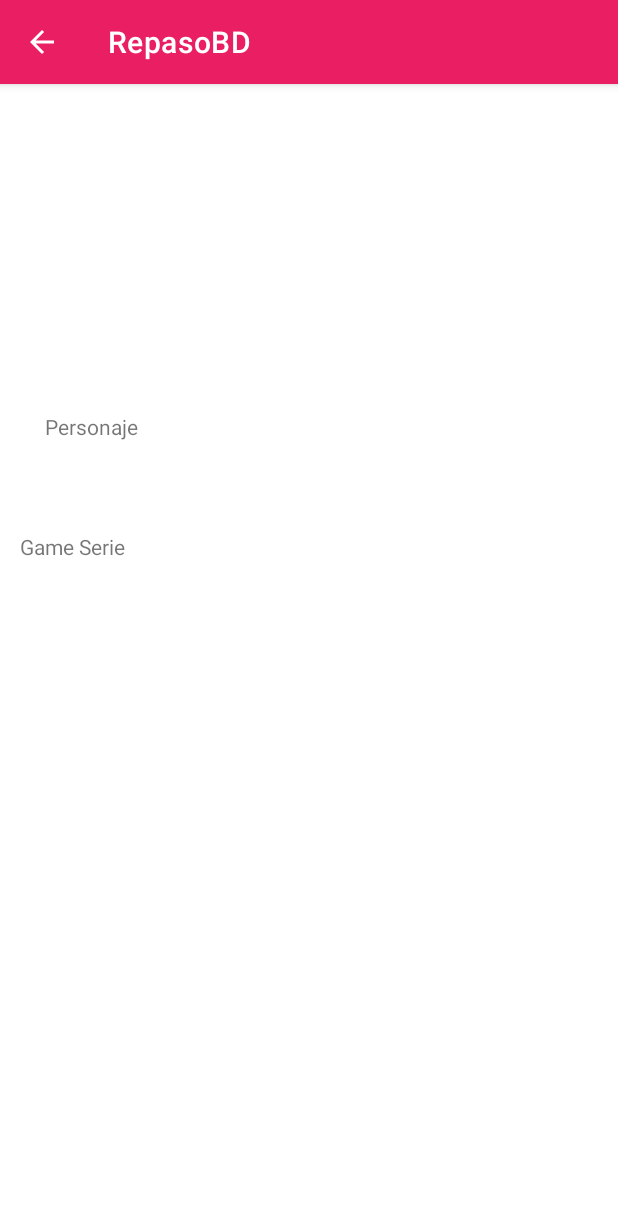
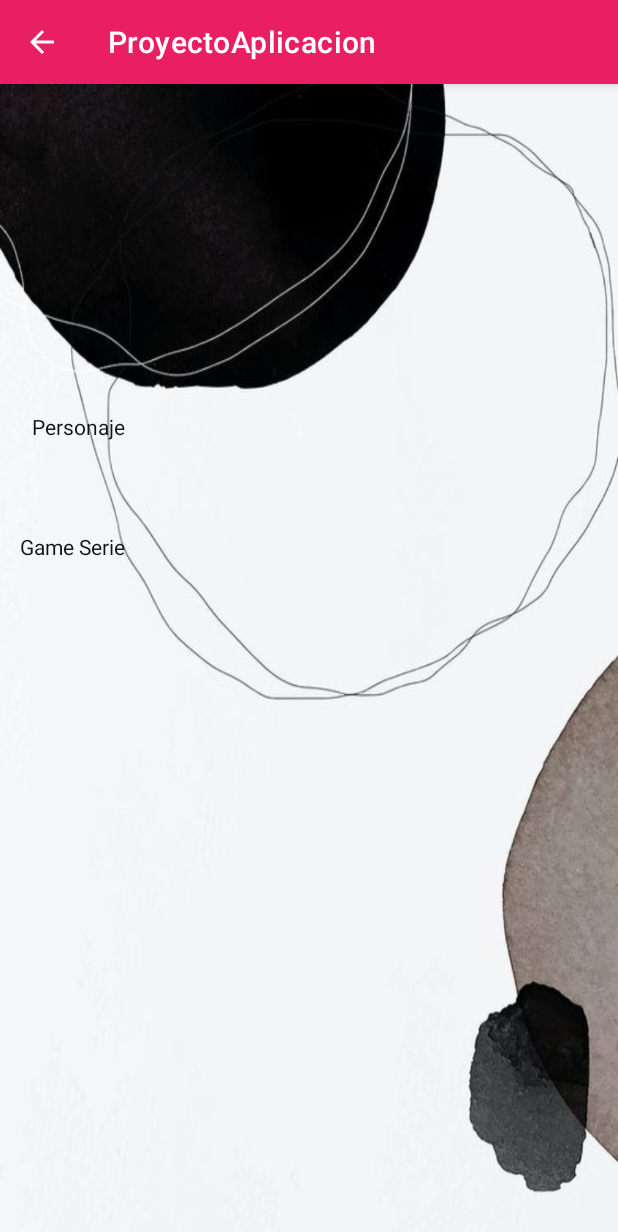
Before and after one commit to pris1998/Aplicacion_Trimestre1, an Android app: the AddActivity screen opened directly, with no data from a screen before it, on a phone screen of 412 x 824 dp. Shown: the top 1232 px of the screen. Run offline under Robolectric (Android 15) with nearby library versions, the phone set to English and light mode, and no system bars; pictures from the network do not load; 4 statements that could not run were skipped.

Commit message:
Proyecto terminado con string cambiados y añadido a la vista maestro-detalle

```diff
--- a/app/src/main/java/com/example/repasobd/controller/AddActivity.java
+++ b/app/src/main/java/com/example/repasobd/controller/AddActivity.java
@@ -7,17 +7,24 @@ import androidx.appcompat.app.AppCompatActivity;
 import android.content.Intent;
 import android.os.Bundle;
 import android.view.MenuItem;
+import android.widget.ImageView;
+import android.widget.TextView;
 
+import com.bumptech.glide.Glide;
 import com.example.repasobd.R;
 import com.example.repasobd.model.Amiibo;
 
 public class AddActivity extends AppCompatActivity {
-    Amiibo amiibo;
+    TextView textoCharacter ;
+    TextView textogameSeries;
+    ImageView imagenPersonaje;
     @Override
     protected void onCreate(Bundle savedInstanceState) {
         super.onCreate(savedInstanceState);
         setContentView(R.layout.activity_add);
-
+        textoCharacter = findViewById(R.id.textoCharacter);
+        textogameSeries = findViewById(R.id.textogameSeries);
+        imagenPersonaje = findViewById(R.id.imagenPersonaje);
         /**
          * Flecha para volver atras
          */
@@ -32,6 +39,13 @@ public class AddActivity extends AppCompatActivity {
             3) Yasta.
          */
         Amiibo amiibo = (Amiibo) getIntent().getExtras().getSerializable("AMIIBO");
+        textoCharacter.setText(amiibo.getCharacter());
+        textogameSeries.setText(amiibo.getGameSeries());
+        Glide.with(imagenPersonaje)
+                .load(amiibo.getImagen())
+                .placeholder(R.mipmap.ic_launcher)
+                .error(R.mipmap.ic_launcher)
+                .into(imagenPersonaje);
 
 
     }
--- a/app/src/main/java/com/example/repasobd/controller/InicioActivity.java
+++ b/app/src/main/java/com/example/repasobd/controller/InicioActivity.java
@@ -128,7 +128,7 @@ public class InicioActivity extends AppCompatActivity implements SearchView.OnQu
         @Override
         public boolean onCreateActionMode(ActionMode mode, Menu menu) {
             mode.getMenuInflater().inflate(R.menu.action_menu,menu);
-            mode.setTitle("Action Menu");
+            mode.setTitle("Menu del Amiibo");
             return true;
         }
 
@@ -276,7 +276,6 @@ public class InicioActivity extends AppCompatActivity implements SearchView.OnQu
                 amiiboSeleccionado = recyclerView.getChildAdapterPosition(view);
                 Toast.makeText(view.getContext(),"Has tocado el elemento " + amiiboSeleccionado,Toast.LENGTH_SHORT).show();
                 mActionModeAmiibo = startSupportActionMode(mActionAmiiboCallback);
-                //createAlertDialog("Borrado","¿Estás seguro de borrar ?");
                 return true;
             }
         });
@@ -284,7 +283,7 @@ public class InicioActivity extends AppCompatActivity implements SearchView.OnQu
             @Override
             public void onClick(View view) {
                 amiiboSeleccionado = recyclerView.getChildAdapterPosition(view);
-                Log.d("Hola", "wenos dias");
+
                 Amiibo amiibo = listaAmiibo.get(amiiboSeleccionado);
                 Intent intent = new Intent(InicioActivity.this, AddActivity.class);
                 intent.putExtra("AMIIBO", amiibo);
--- a/app/src/main/res/layout/activity_add.xml
+++ b/app/src/main/res/layout/activity_add.xml
@@ -5,6 +5,7 @@
     android:id="@+id/ContenedorPersonajes"
     android:layout_width="match_parent"
     android:layout_height="match_parent"
+    android:background="@drawable/fondo3"
     tools:context=".controller.AddActivity">
 
     <ImageView
@@ -21,11 +22,13 @@
 
     <TextView
         android:id="@+id/textView"
-        android:layout_width="66dp"
+        android:layout_width="75dp"
         android:layout_height="wrap_content"
-        android:layout_marginStart="32dp"
+        android:layout_marginStart="24dp"
         android:layout_marginEnd="32dp"
         android:text="Personaje"
+        android:textColor="#131313"
+        android:textColorHint="#131313"
         app:layout_constraintBottom_toTopOf="@+id/guideline5"
         app:layout_constraintEnd_toStartOf="@+id/guideline3"
         app:layout_constraintStart_toStartOf="parent"
@@ -38,6 +41,8 @@
         android:layout_marginStart="32dp"
         android:layout_marginEnd="32dp"
         android:text="Game Serie"
+        android:textColor="#131313"
+        android:textColorHint="#131313"
         app:layout_constraintBottom_toTopOf="@+id/guideline6"
         app:layout_constraintEnd_toStartOf="@+id/guideline3"
         app:layout_constraintStart_toStartOf="parent"
@@ -49,6 +54,8 @@
         android:layout_height="wrap_content"
         android:layout_marginStart="32dp"
         android:layout_marginEnd="32dp"
+        android:textColor="#131313"
+        android:textColorHint="#131313"
         app:layout_constraintBottom_toTopOf="@+id/guideline5"
         app:layout_constraintEnd_toEndOf="parent"
         app:layout_constraintStart_toStartOf="@+id/guideline3"
@@ -61,6 +68,8 @@
         android:layout_marginStart="32dp"
         android:layout_marginTop="32dp"
         android:layout_marginEnd="32dp"
+        android:textColor="#131313"
+        android:textColorHint="#131313"
         android:layout_marginBottom="32dp"
         app:layout_constraintBottom_toTopOf="@+id/guideline6"
         app:layout_constraintEnd_toEndOf="parent"
--- a/app/src/main/res/layout/custom_item_list.xml
+++ b/app/src/main/res/layout/custom_item_list.xml
@@ -31,6 +31,8 @@
         android:layout_marginStart="8dp"
         android:layout_marginTop="28dp"
         android:text="Amiibo_Series"
+        android:textColor="#131313"
+        android:textColorHint="#131313"
         app:layout_constraintEnd_toEndOf="parent"
         app:layout_constraintHorizontal_bias="0.05"
         app:layout_constraintStart_toEndOf="@+id/img_item"
@@ -43,6 +45,8 @@
         android:layout_marginStart="8dp"
         android:layout_marginTop="16dp"
         android:text="Character"
+        android:textColor="#131313"
+        android:textColorHint="#131313"
         app:layout_constraintEnd_toEndOf="parent"
         app:layout_constraintHorizontal_bias="0.04"
         app:layout_constraintStart_toEndOf="@+id/img_item"
@@ -55,6 +59,8 @@
         android:layout_marginStart="8dp"
         android:layout_marginTop="16dp"
         android:text="Game_Serie"
+        android:textColor="#131313"
+        android:textColorHint="#131313"
         app:layout_constraintEnd_toEndOf="parent"
         app:layout_constraintHorizontal_bias="0.04"
         app:layout_constraintStart_toEndOf="@+id/img_item"
--- a/app/src/main/res/values/strings.xml
+++ b/app/src/main/res/values/strings.xml
@@ -1,3 +1,3 @@
 <resources>
-    <string name="app_name">RepasoBD</string>
+    <string name="app_name">ProyectoAplicacion</string>
 </resources>
```
